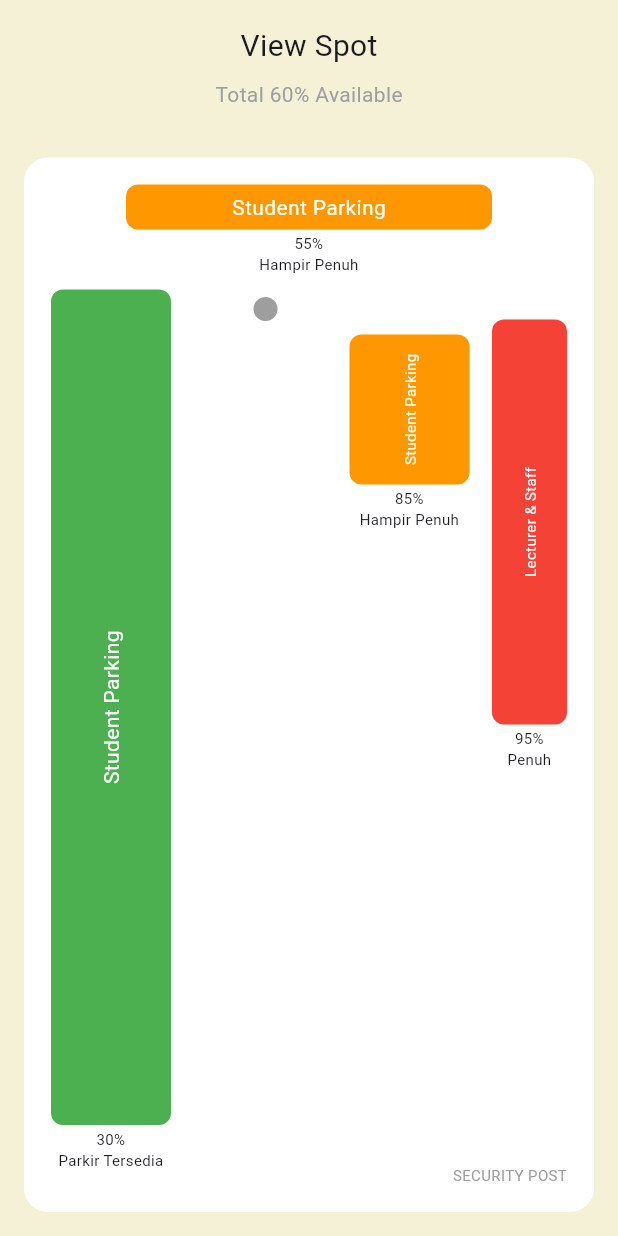
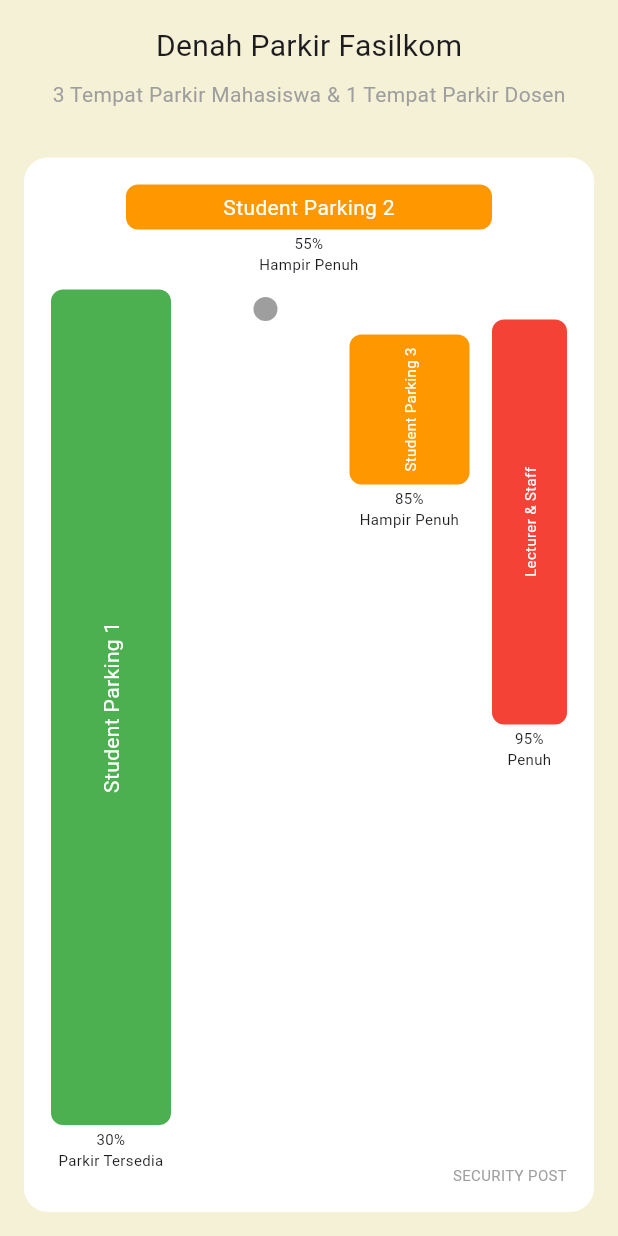
Before and after one commit to renalldi/sistem-parkir, a Flutter app: the ParkViewScreen screen opened directly, on a phone screen of 412 x 824 dp. Run offline on Flutter 3.47's test engine with Material 3 defaults, Android fonts, the phone set to English and light mode, and no system bars; our stand-ins replace device_preview, flutter_map, image_picker, latlong2, permission_handler; missing offline and left inert: dart:html.

Commit message:
ganti judul dikit

```diff
--- a/lib/screens/park_view_screen.dart
+++ b/lib/screens/park_view_screen.dart
@@ -28,9 +28,9 @@ class ParkViewScreen extends StatelessWidget {
         child: Column(
           children: [
             const SizedBox(height: 16),
-            const Text("View Spot", style: TextStyle(fontSize: 20)),
+            const Text("Denah Parkir Fasilkom", style: TextStyle(fontSize: 20)),
             const SizedBox(height: 8),
-            const Text("Total 60% Available", style: TextStyle(color: Colors.grey)),
+            const Text("3 Tempat Parkir Mahasiswa & 1 Tempat Parkir Dosen", style: TextStyle(color: Colors.grey)),
             const SizedBox(height: 16),
             Expanded(
               child: Center(
@@ -57,7 +57,7 @@ class ParkViewScreen extends StatelessWidget {
                                 borderRadius: BorderRadius.circular(8),
                               ),
                               child: const Center(
-                                child: Text("Student Parking", style: TextStyle(color: Colors.white)),
+                                child: Text("Student Parking 2", style: TextStyle(color: Colors.white)),
                               ),
                             ),
                             const SizedBox(height: 2),
@@ -84,7 +84,7 @@ class ParkViewScreen extends StatelessWidget {
                                 child: const RotatedBox(
                                   quarterTurns: 3,
                                   child: Center(
-                                    child: Text("Student Parking", style: TextStyle(color: Colors.white)),
+                                    child: Text("Student Parking 1", style: TextStyle(color: Colors.white)),
                                   ),
                                 ),
                               ),
@@ -114,7 +114,7 @@ class ParkViewScreen extends StatelessWidget {
                                 child: const RotatedBox(
                                   quarterTurns: 3,
                                   child: Center(
-                                    child: Text("Student Parking", style: TextStyle(color: Colors.white, fontSize: 10)),
+                                    child: Text("Student Parking 3", style: TextStyle(color: Colors.white, fontSize: 10)),
                                   ),
                                 ),
                               ),
```
